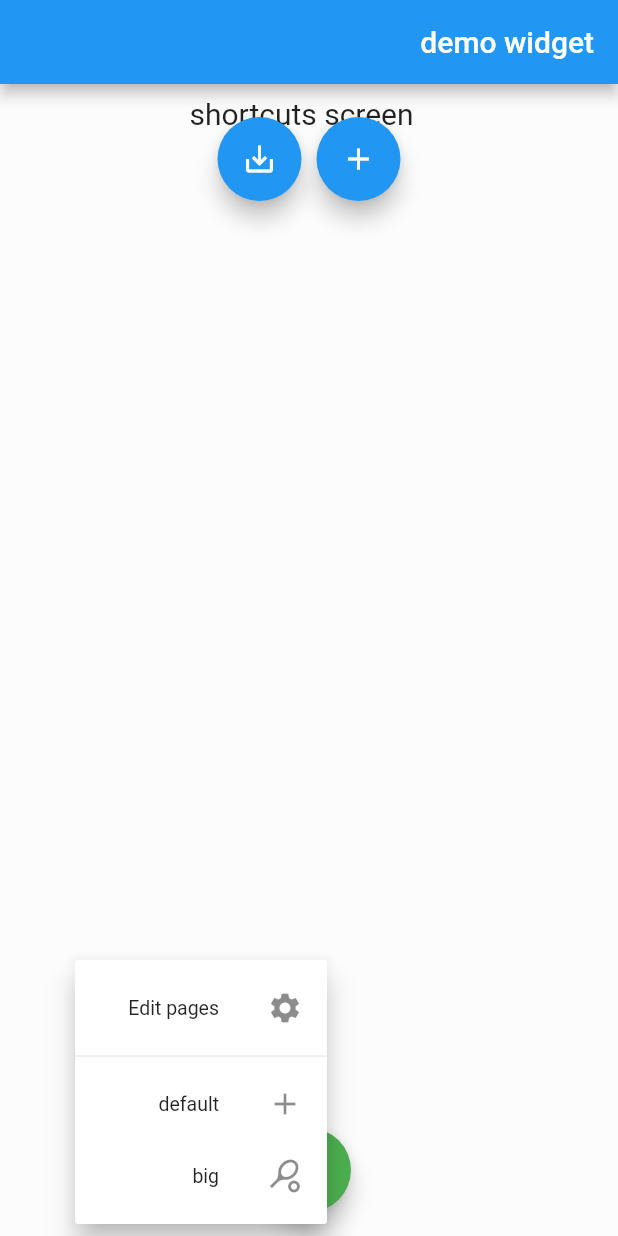
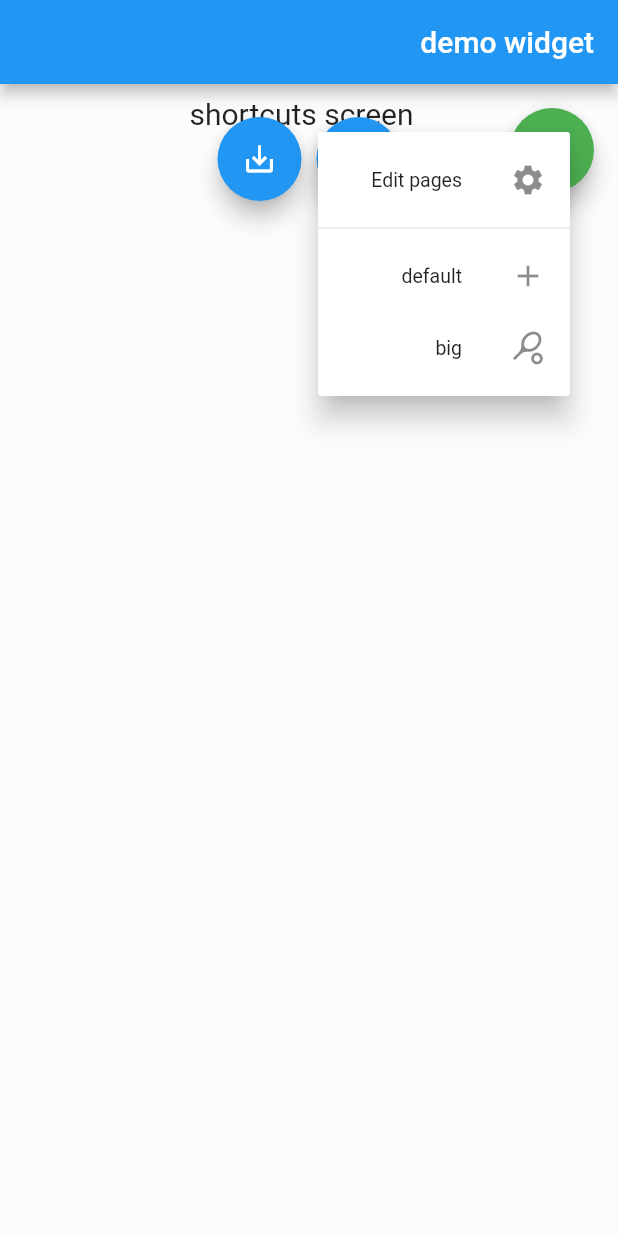
Before and after one commit to ekeydar/circles_menu, a Flutter app: the screen it shows after launch, after a tap on the "settings" icon, on a phone screen of 412 x 824 dp. Run offline on Flutter 3.47's test engine with Material 2 defaults, Android fonts, the phone set to English and light mode, and no system bars; our stand-ins replace flutter_colorpicker, shared_preferences.

Commit message:
fix for settings menu

```diff
--- a/lib/circles_menu.dart
+++ b/lib/circles_menu.dart
@@ -209,9 +209,6 @@ class _CirclesMenuState extends State<CirclesMenu> {
 
   bool get isRtl => Directionality.of(context) == TextDirection.rtl;
 
-  MainAxisAlignment get mainAlignmentForBottom =>
-      isRtl ? MainAxisAlignment.end : MainAxisAlignment.start;
-
   Widget _getSettingsButton() {
     List<SettingsItem?> items = [];
     items.add(
@@ -317,7 +314,7 @@ class _CirclesMenuState extends State<CirclesMenu> {
 
   Widget getBottomActions() {
     return Align(
-      alignment: Alignment.bottomCenter,
+      alignment: Alignment.topRight,
       child: Padding(
         padding: const EdgeInsets.all(16),
         child: _getSettingsButton(),
```
